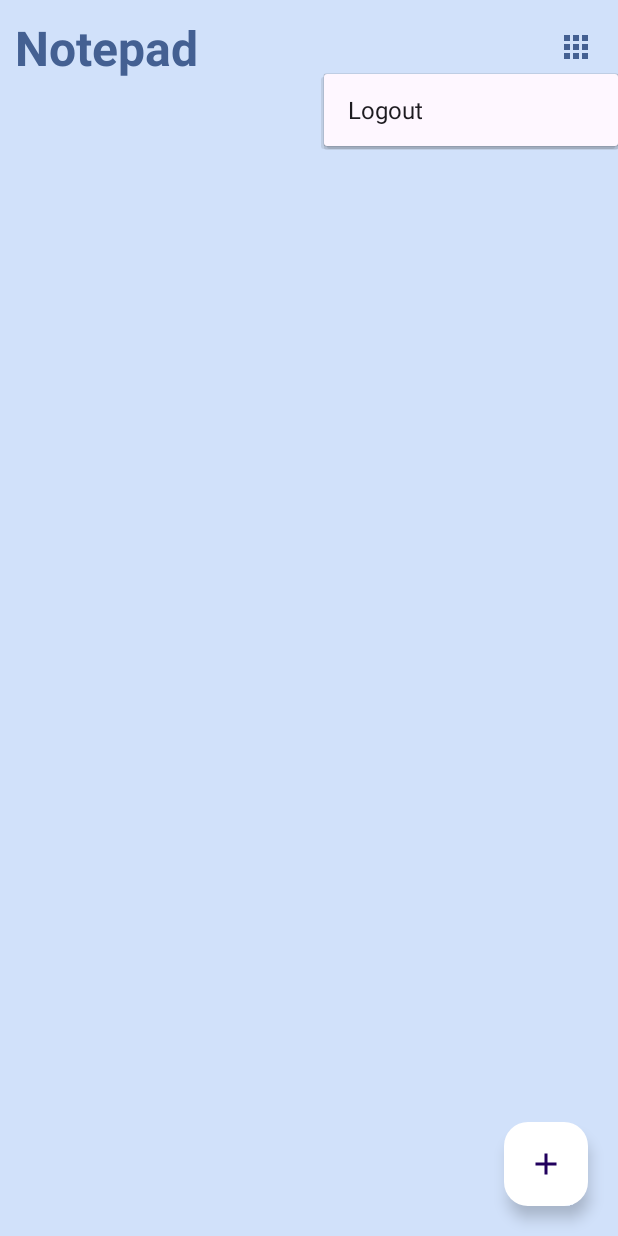
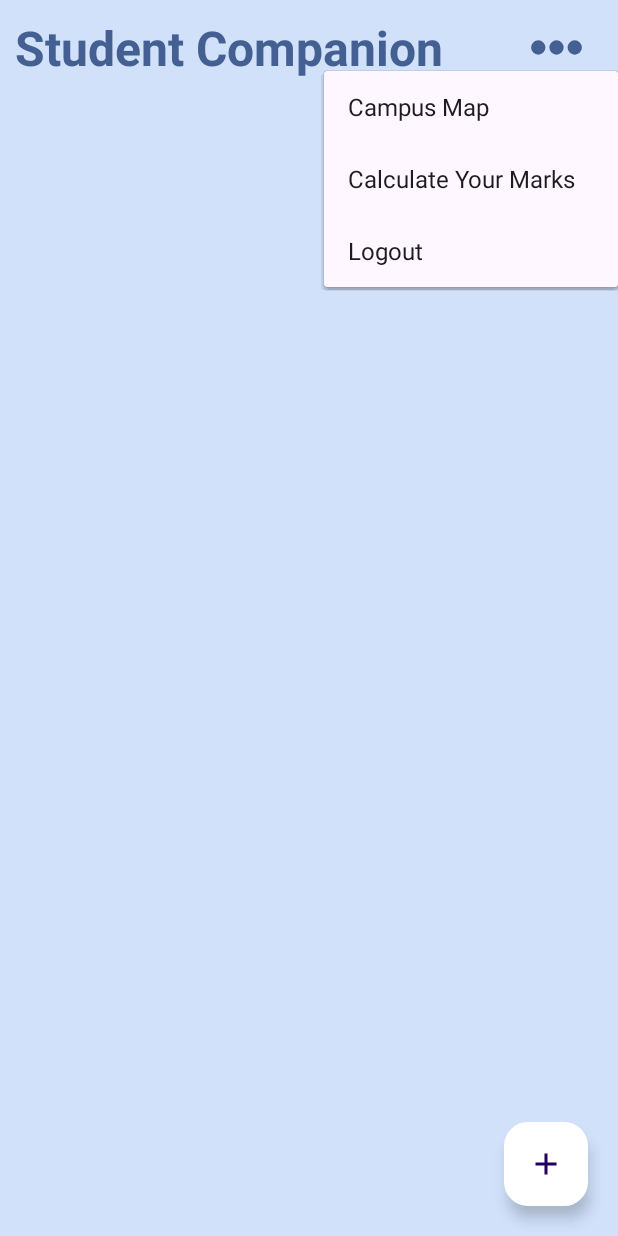
Before and after one commit to PranjalSawant/AndroidProject, an Android app: the screen it shows after launch once a user with an empty profile is signed in (NotesPage), after a tap on an icon or button, on a phone screen of 412 x 824 dp. Run offline under Robolectric (Android 15) with nearby library versions, the phone set to English and light mode, and no system bars; our stand-ins replace Firebase (no records; nobody signed in at launch, a user with empty details on screens opened directly).

Commit message:
new features

```diff
--- a/app/src/main/java/com/example/newproject/NoteDetailsActivity.java
+++ b/app/src/main/java/com/example/newproject/NoteDetailsActivity.java
@@ -2,6 +2,7 @@ package com.example.newproject;
 
 import android.os.Bundle;
 import android.view.View;
+import android.widget.Button;
 import android.widget.EditText;
 import android.widget.ImageButton;
 import android.widget.TextView;
@@ -20,7 +21,7 @@ import com.google.firebase.firestore.DocumentReference;
 
 public class NoteDetailsActivity extends AppCompatActivity {
     EditText titleEditText,contentEditText;
-    ImageButton saveNoteBtn;
+    Button saveNoteBtn;
     TextView pageTitleTextView;
     String title,content,docId;
     boolean isEditMode = false;
--- /dev/null
+++ b/app/src/main/res/drawable/menu_meatballs_svgrepo_com.xml
@@ -0,0 +1,24 @@
+<vector xmlns:android="http://schemas.android.com/apk/res/android"
+    android:width="50dp"
+    android:height="50dp"
+    android:viewportWidth="28.8"
+    android:viewportHeight="28.8">
+  <path
+      android:strokeWidth="1"
+      android:pathData="M5.15,14.4C5.15,13.157 6.157,12.15 7.4,12.15C8.643,12.15 9.65,13.157 9.65,14.4C9.65,15.643 8.643,16.65 7.4,16.65C6.157,16.65 5.15,15.643 5.15,14.4Z"
+      android:fillColor="#446092"
+      android:fillType="evenOdd"
+      android:strokeColor="#446092"/>
+  <path
+      android:strokeWidth="1"
+      android:pathData="M12.15,14.4C12.15,13.157 13.157,12.15 14.4,12.15C15.643,12.15 16.65,13.157 16.65,14.4C16.65,15.643 15.643,16.65 14.4,16.65C13.157,16.65 12.15,15.643 12.15,14.4Z"
+      android:fillColor="#446092"
+      android:fillType="evenOdd"
+      android:strokeColor="#446092"/>
+  <path
+      android:strokeWidth="1"
+      android:pathData="M19.15,14.4C19.15,13.157 20.157,12.15 21.4,12.15C22.643,12.15 23.65,13.157 23.65,14.4C23.65,15.643 22.643,16.65 21.4,16.65C20.157,16.65 19.15,15.643 19.15,14.4Z"
+      android:fillColor="#446092"
+      android:fillType="evenOdd"
+      android:strokeColor="#446092"/>
+</vector>
--- a/app/src/main/res/layout/activity_main.xml
+++ b/app/src/main/res/layout/activity_main.xml
@@ -14,7 +14,7 @@
     <TextView
         android:layout_width="match_parent"
         android:layout_height="wrap_content"
-        android:text="Notepad"
+        android:text="Student Companion"
         android:textAlignment="center"
         android:textAllCaps="false"
         android:textColor="@color/custom_db"
@@ -27,6 +27,7 @@
         android:layout_width="match_parent"
         android:layout_height="wrap_content"
         android:hint="Enter Email"
+        android:textColorHint="@color/black"
         android:textColor="@color/custom_db"
         android:inputType="textEmailAddress"
         android:layout_marginBottom="16dp" />
@@ -36,6 +37,7 @@
         android:layout_width="match_parent"
         android:layout_height="wrap_content"
         android:hint="Enter Password"
+        android:textColorHint="@color/black"
         android:textColor="@color/custom_db"
         android:inputType="textPassword"
         android:layout_marginBottom="32dp" />
--- a/app/src/main/res/layout/activity_notes_page.xml
+++ b/app/src/main/res/layout/activity_notes_page.xml
@@ -15,23 +15,27 @@
             android:layout_width="wrap_content"
             android:layout_height="wrap_content"
             android:id="@+id/page_title"
-            android:text="Notepad"
+            android:text="Student Companion"
             android:layout_margin="10dp"
             android:textSize="32sp"
             android:textColor="@color/custom_db"
             android:textStyle="bold"/>
 
         <ImageButton
-            android:layout_width="36dp"
-            android:layout_height="36dp"
-            android:layout_margin="10dp"
             android:id="@+id/menu_btn"
-            android:src="@drawable/outline_apps_24"
+            android:layout_width="62dp"
+            android:layout_height="32dp"
             android:layout_alignParentEnd="true"
             android:layout_centerVertical="true"
-            app:tint="@color/custom_db"
+            android:layout_marginStart="10dp"
+            android:layout_marginLeft="10dp"
+            android:layout_marginTop="10dp"
+            android:layout_marginEnd="10dp"
+            android:layout_marginRight="10dp"
+            android:layout_marginBottom="10dp"
             android:background="?attr/selectableItemBackgroundBorderless"
-            />
+            android:src="@drawable/menu_meatballs_svgrepo_com"
+            app:tint="@color/custom_db" />
 
     </RelativeLayout>
     <androidx.recyclerview.widget.RecyclerView
--- a/app/src/main/res/layout/activity_sign_up_page.xml
+++ b/app/src/main/res/layout/activity_sign_up_page.xml
@@ -27,6 +27,7 @@
         android:layout_width="match_parent"
         android:layout_height="wrap_content"
         android:hint="Enter your email id"
+        android:textColorHint="@color/black"
         android:layout_margin="10dp"
         android:textColor="@color/custom_db"
         android:inputType="textEmailAddress"
@@ -37,6 +38,7 @@
         android:layout_width="match_parent"
         android:layout_height="wrap_content"
         android:hint="Enter password"
+        android:textColorHint="@color/black"
         android:layout_margin="10dp"
         android:textColor="@color/custom_db"
         android:inputType="textPassword"
@@ -47,6 +49,7 @@
         android:layout_width="match_parent"
         android:layout_height="wrap_content"
         android:hint="Confirm password"
+        android:textColorHint="@color/black"
         android:layout_margin="10dp"
         android:textColor="@color/custom_db"
         android:inputType="textPassword"
--- a/app/src/main/res/layout/recycler_note_item.xml
+++ b/app/src/main/res/layout/recycler_note_item.xml
@@ -22,6 +22,7 @@
         android:id="@+id/note_content_text_view"
         android:text="this can be note content that can be long"
         android:maxLines="2"
+        android:textColor="@color/black"
         android:ellipsize="end"
         android:textSize="17sp"
         android:layout_marginVertical="4dp"/>
--- a/app/src/main/res/values/strings.xml
+++ b/app/src/main/res/values/strings.xml
@@ -1,5 +1,5 @@
 <resources>
-    <string name="app_name">Notepad</string>
+    <string name="app_name">Student Companion</string>
     <string name="title_activity_notes_page">NotesPage</string>
     <string name="large_text">
         "Material is the metaphor.\n\n"
```
Also changed, not shown: app/src/main/AndroidManifest.xml (+8 -0 lines), app/src/main/java/com/example/newproject/Calculator.java (added, +90 -0 lines), app/src/main/java/com/example/newproject/NotesPage.java (+17 -2 lines), app/src/main/res/layout/activity_calculator.xml (added, +125 -0 lines), app/src/main/res/layout/activity_note_details.xml (+24 -28 lines), 1 other file.
